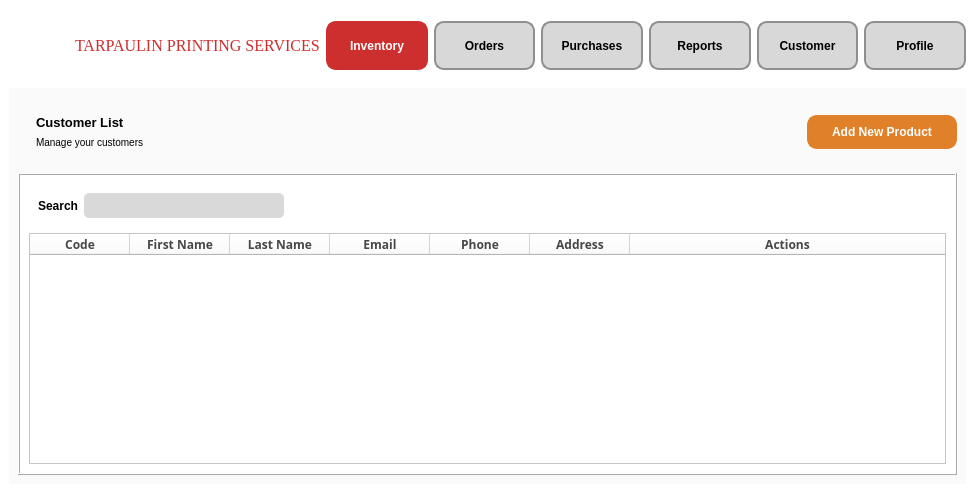
Above: Customer.ui from CMacan/MCAV-desktop-app before the change. Below: the same form after it.
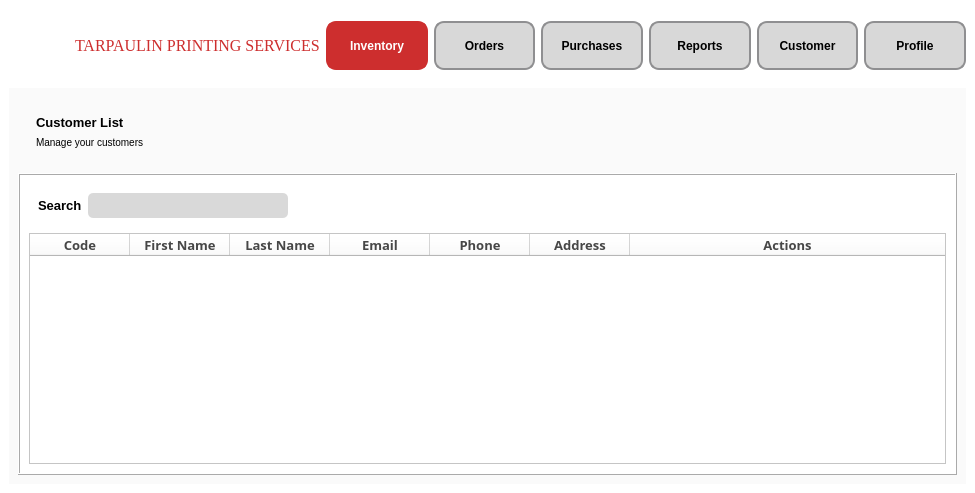
That is the form after the change. Icons and pictures are not drawn.

What changed in the file:
```diff
--- a/Customer.ui
+++ b/Customer.ui
@@ -347,53 +347,6 @@
                </property>
               </spacer>
              </item>
-             <item>
-              <widget class="QPushButton" name="AddProduct">
-               <property name="sizePolicy">
-                <sizepolicy hsizetype="Preferred" vsizetype="Fixed">
-                 <horstretch>0</horstretch>
-                 <verstretch>0</verstretch>
-                </sizepolicy>
-               </property>
-               <property name="minimumSize">
-                <size>
-                 <width>150</width>
-                 <height>34</height>
-                </size>
-               </property>
-               <property name="maximumSize">
-                <size>
-                 <width>150</width>
-                 <height>34</height>
-                </size>
-               </property>
-               <property name="cursor">
-                <cursorShape>PointingHandCursor</cursorShape>
-               </property>
-               <property name="styleSheet">
-                <string notr="true">font-size:12px;
-border: 2px solid #E08028; 
-border-radius: 10px;
-background-color: #E08028; 
-padding: 5px; 
-color: white; 
-font-weight: bold; frf</string>
-               </property>
-               <property name="text">
-                <string>Add New Product</string>
-               </property>
-               <property name="icon">
-                <iconset>
-                 <normaloff>static/add.png</normaloff>static/add.png</iconset>
-               </property>
-               <property name="iconSize">
-                <size>
-                 <width>20</width>
-                 <height>20</height>
-                </size>
-               </property>
-              </widget>
-             </item>
             </layout>
            </widget>
           </item>
@@ -435,6 +388,13 @@
             <layout class="QHBoxLayout" name="horizontalLayout_2">
              <item>
               <widget class="QLabel" name="Search">
+               <property name="font">
+                <font>
+                 <pointsize>10</pointsize>
+                 <weight>75</weight>
+                 <bold>true</bold>
+                </font>
+               </property>
                <property name="styleSheet">
                 <string notr="true">font-weight: bold;
 </string>
@@ -534,7 +494,7 @@
              <property name="font">
               <font>
                <family>Bahnschrift SemiBold</family>
-               <pointsize>9</pointsize>
+               <pointsize>10</pointsize>
                <weight>75</weight>
                <bold>true</bold>
                <underline>false</underline>
@@ -557,6 +517,7 @@
              <property name="font">
               <font>
                <family>Bahnschrift SemiBold</family>
+               <pointsize>10</pointsize>
                <weight>75</weight>
                <bold>true</bold>
               </font>
@@ -578,7 +539,7 @@
              <property name="font">
               <font>
                <family>Bahnschrift SemiBold</family>
-               <pointsize>9</pointsize>
+               <pointsize>10</pointsize>
                <weight>75</weight>
                <bold>true</bold>
               </font>
@@ -600,7 +561,7 @@
              <property name="font">
               <font>
                <family>Bahnschrift SemiBold</family>
-               <pointsize>9</pointsize>
+               <pointsize>10</pointsize>
                <weight>75</weight>
                <bold>true</bold>
               </font>
@@ -622,7 +583,7 @@
              <property name="font">
               <font>
                <family>Bahnschrift SemiBold</family>
-               <pointsize>9</pointsize>
+               <pointsize>10</pointsize>
                <weight>75</weight>
                <bold>true</bold>
               </font>
@@ -644,7 +605,7 @@
              <property name="font">
               <font>
                <family>Bahnschrift SemiBold</family>
-               <pointsize>9</pointsize>
+               <pointsize>10</pointsize>
                <weight>75</weight>
                <bold>true</bold>
               </font>
@@ -666,7 +627,7 @@
              <property name="font">
               <font>
                <family>Bahnschrift SemiBold</family>
-               <pointsize>9</pointsize>
+               <pointsize>10</pointsize>
                <weight>75</weight>
                <bold>true</bold>
               </font>
```
